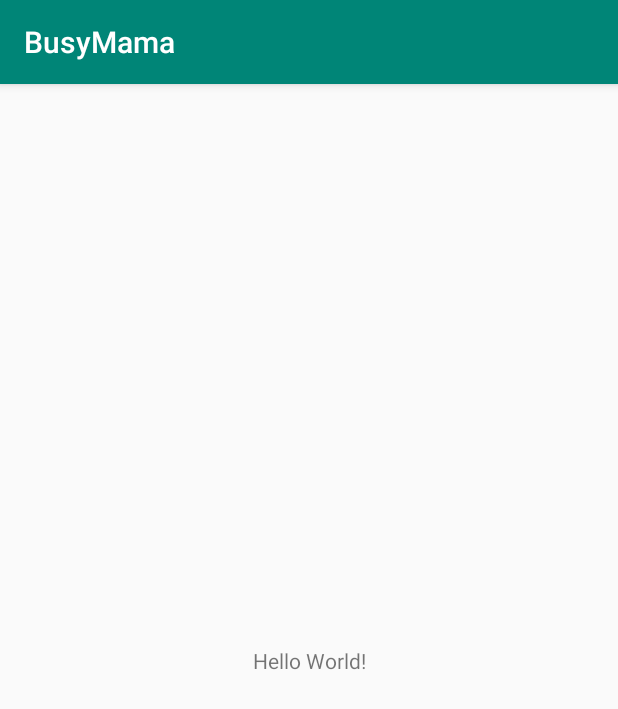
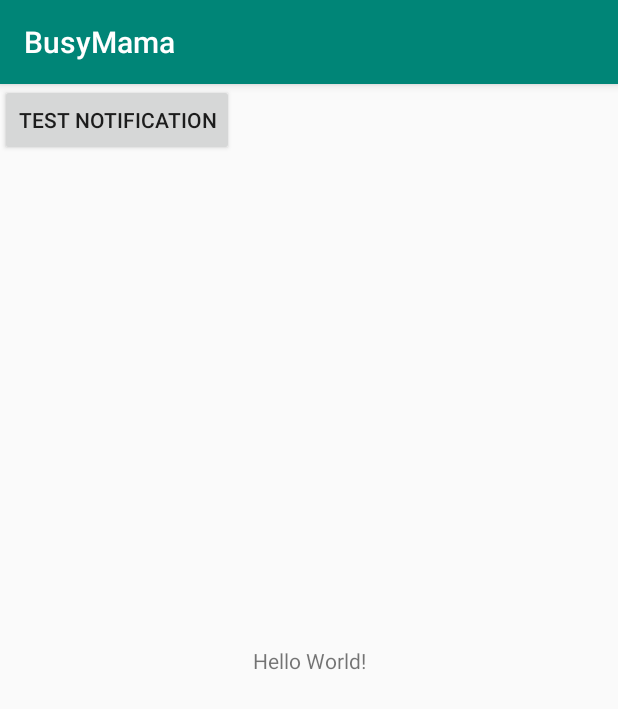
Before and after one commit to jqn/BusyMama, an Android app: the screen it shows after launch (MainActivity), on a phone screen of 412 x 824 dp. Shown: the top 709 px of the screen. Run offline under Robolectric (Android 15) with nearby library versions, the phone set to English and light mode, and no system bars.

Commit message:
feat: implement a method that makes a PendingIntent which will open the app when the notification is clicked, create the notification and add a test button to test out the notification

```diff
--- a/app/src/main/AndroidManifest.xml
+++ b/app/src/main/AndroidManifest.xml
@@ -25,7 +25,8 @@
             android:name="com.google.firebase.messaging.default_notification_color"
             android:resource="@color/colorAccent" />
         <!-- [END fcm_default_icon] -->
-        <activity android:name=".MainActivity">
+        <activity android:name=".MainActivity"
+            android:launchMode="singleTop">
             <intent-filter>
                 <action android:name="android.intent.action.MAIN" />
 
--- a/app/src/main/res/layout/activity_main.xml
+++ b/app/src/main/res/layout/activity_main.xml
@@ -16,4 +16,11 @@
         app:layout_constraintRight_toRightOf="parent"
         app:layout_constraintTop_toTopOf="parent" />
 
+    <Button
+        android:layout_width="wrap_content"
+        android:layout_height="wrap_content"
+        android:layout_gravity="center"
+        android:onClick="testNotification"
+        android:text="Test Notification" />
+
 </androidx.constraintlayout.widget.ConstraintLayout>
--- a/app/src/main/res/values/strings.xml
+++ b/app/src/main/res/values/strings.xml
@@ -2,4 +2,9 @@
     <string name="app_name">BusyMama</string>
     <string name="default_notification_channel_id" translatable="false">fcm_default_channel</string>
     <string name="fcm_message">Busy Mama</string>
+
+    <string name="expense_reminder_notification_title">Busy Mama</string>
+    <string name="expense_reminder_notification_body">You are near a store. Remember to add your expense.</string>
+    <string name="main_notification_channel_name" translatable="false">expense_reminder</string>
+
 </resources>
```
Also changed, not shown: app/src/main/java/io/jqn/busymama/MainActivity.java (+7 -0 lines), app/src/main/java/io/jqn/busymama/utilities/NotificationUtils.java (added, +70 -0 lines).
